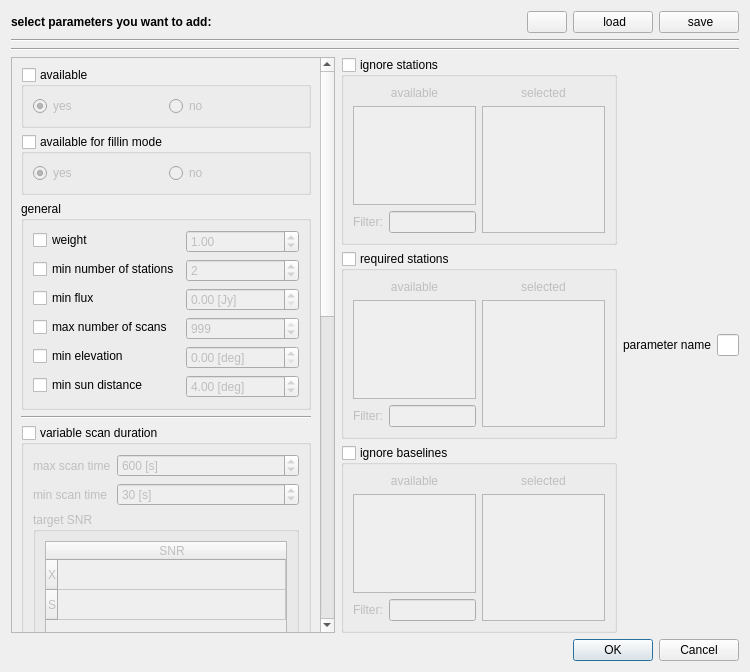
This is Parameters/sourceparametersdialog.ui in TUW-VieVS/VieSchedppGUI as Qt 5 draws it before an edit. The edited form follows.
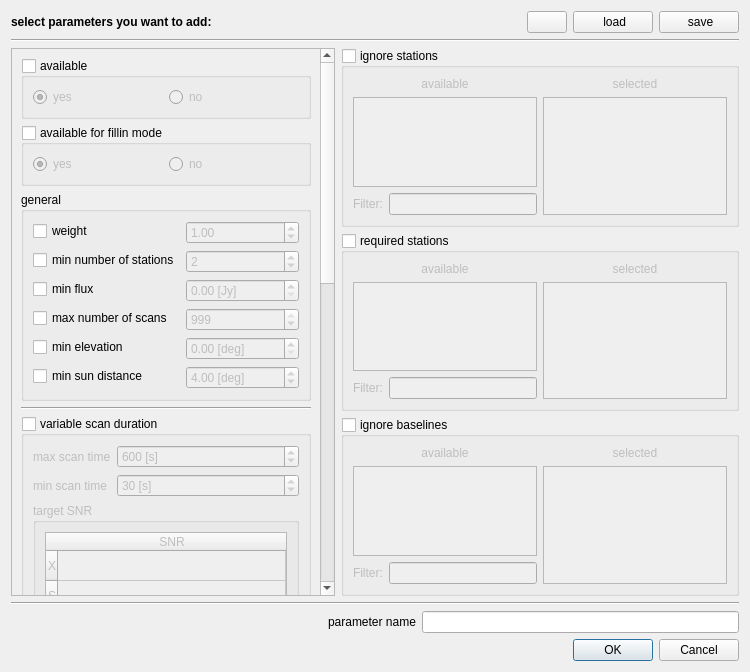
This is the edited form. Icons and pictures are not drawn.

The edit to the form file:
```diff
--- a/Parameters/sourceparametersdialog.ui
+++ b/Parameters/sourceparametersdialog.ui
@@ -100,28 +100,6 @@
     </widget>
    </item>
    <item>
-    <widget class="Line" name="line">
-     <property name="orientation">
-      <enum>Qt::Horizontal</enum>
-     </property>
-    </widget>
-   </item>
-   <item>
-    <layout class="QHBoxLayout" name="horizontalLayout_2">
-     <item>
-      <spacer name="horizontalSpacer">
-       <property name="orientation">
-        <enum>Qt::Horizontal</enum>
-       </property>
-       <property name="sizeHint" stdset="0">
-        <size>
-         <width>40</width>
-         <height>20</height>
-        </size>
-       </property>
-      </spacer>
-     </item>
-     <item>
       <layout class="QHBoxLayout" name="horizontalLayout_11" stretch="0,1">
        <item>
         <widget class="QScrollArea" name="scrollArea">
@@ -138,7 +116,7 @@
           <property name="geometry">
            <rect>
             <x>0</x>
-            <y>-692</y>
+          <y>0</y>
             <width>329</width>
             <height>1324</height>
            </rect>
@@ -1426,6 +1404,28 @@
         </layout>
        </item>
       </layout>
+   </item>
+   <item>
+    <widget class="Line" name="line">
+     <property name="orientation">
+      <enum>Qt::Horizontal</enum>
+     </property>
+    </widget>
+   </item>
+   <item>
+    <layout class="QHBoxLayout" name="horizontalLayout_2">
+     <item>
+      <spacer name="horizontalSpacer">
+       <property name="orientation">
+        <enum>Qt::Horizontal</enum>
+       </property>
+       <property name="sizeHint" stdset="0">
+        <size>
+         <width>40</width>
+         <height>20</height>
+        </size>
+       </property>
+      </spacer>
      </item>
      <item>
       <widget class="QLabel" name="label_5">
```
Lines whose indentation alone changed are shown as unchanged.
